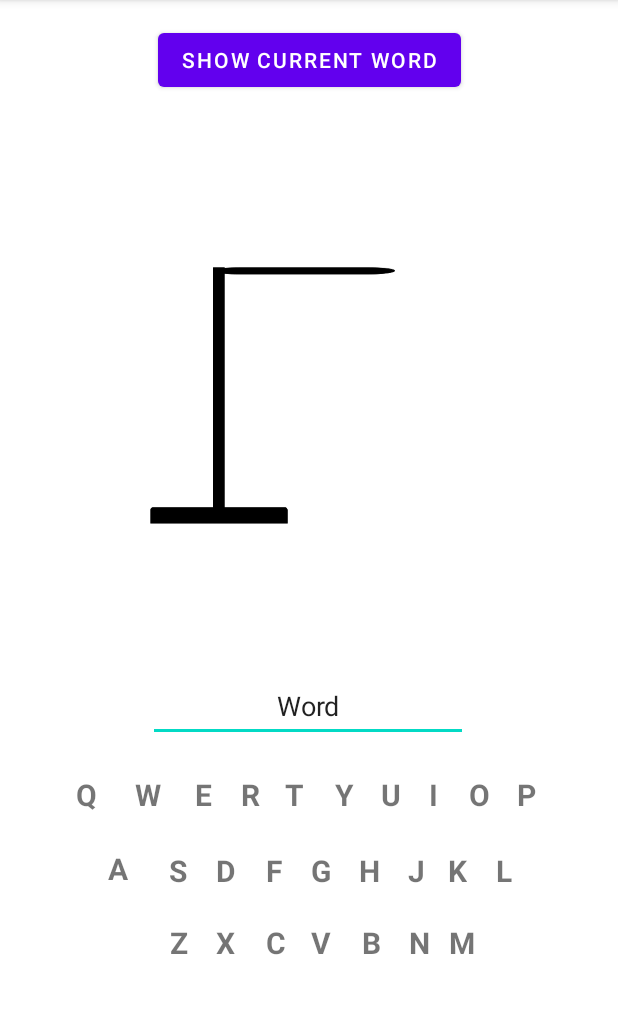
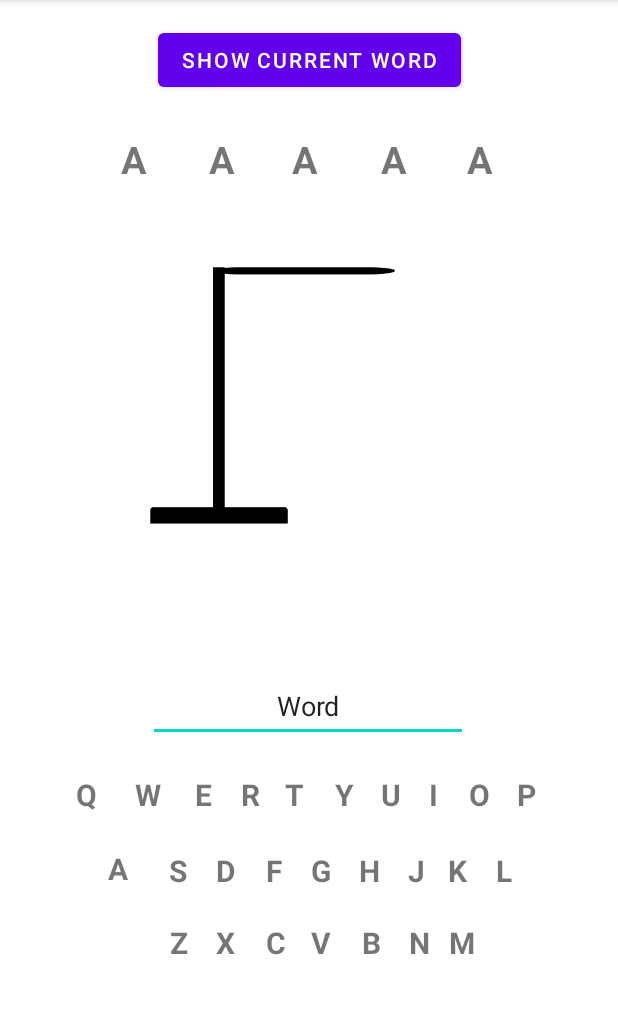
Before and after one commit to tahlly88/group3_mobile_app_dev, an Android app: the newGame screen opened directly, with no data from a screen before it, on a phone screen of 412 x 824 dp, the part 84-1098 px from its top. Run offline under Robolectric (Android 15) with nearby library versions, the phone set to English and light mode, and no system bars; 6 statements that could not run were skipped.

Commit message:
just relized didnt submit changes last night

```diff
--- a/app/src/main/res/layout/activity_new_game.xml
+++ b/app/src/main/res/layout/activity_new_game.xml
@@ -513,4 +513,78 @@
         app:layout_constraintTop_toTopOf="parent"
         app:layout_constraintVertical_bias="0.803" />
 
+    <TextView
+        android:id="@+id/ltr1"
+        android:layout_width="wrap_content"
+        android:layout_height="wrap_content"
+        android:text="A"
+        android:textSize="25sp"
+        android:textStyle="bold"
+        app:layout_constraintBottom_toBottomOf="parent"
+        app:layout_constraintEnd_toEndOf="parent"
+        app:layout_constraintHorizontal_bias="0.205"
+        app:layout_constraintStart_toStartOf="parent"
+        app:layout_constraintTop_toTopOf="parent"
+        app:layout_constraintVertical_bias="0.121" />
+
+    <TextView
+        android:id="@+id/ltr2"
+        android:layout_width="wrap_content"
+        android:layout_height="wrap_content"
+        android:layout_marginStart="55dp"
+        android:text="A"
+        android:textSize="25sp"
+        android:textStyle="bold"
+        app:layout_constraintBottom_toBottomOf="parent"
+        app:layout_constraintEnd_toEndOf="parent"
+        app:layout_constraintHorizontal_bias="0.248"
+        app:layout_constraintStart_toStartOf="parent"
+        app:layout_constraintTop_toTopOf="parent"
+        app:layout_constraintVertical_bias="0.121" />
+
+    <TextView
+        android:id="@+id/ltr3"
+        android:layout_width="wrap_content"
+        android:layout_height="wrap_content"
+        android:layout_marginStart="70dp"
+        android:text="A"
+        android:textSize="25sp"
+        android:textStyle="bold"
+        app:layout_constraintBottom_toBottomOf="parent"
+        app:layout_constraintEnd_toEndOf="parent"
+        app:layout_constraintHorizontal_bias="0.385"
+        app:layout_constraintStart_toStartOf="parent"
+        app:layout_constraintTop_toTopOf="parent"
+        app:layout_constraintVertical_bias="0.121" />
+
+    <TextView
+        android:id="@+id/ltr4"
+        android:layout_width="wrap_content"
+        android:layout_height="wrap_content"
+        android:layout_marginStart="90dp"
+        android:text="A"
+        android:textSize="25sp"
+        android:textStyle="bold"
+        app:layout_constraintBottom_toBottomOf="parent"
+        app:layout_constraintEnd_toEndOf="parent"
+        app:layout_constraintHorizontal_bias="0.538"
+        app:layout_constraintStart_toStartOf="parent"
+        app:layout_constraintTop_toTopOf="parent"
+        app:layout_constraintVertical_bias="0.121" />
+
+    <TextView
+        android:id="@+id/ltr5"
+        android:layout_width="wrap_content"
+        android:layout_height="wrap_content"
+        android:layout_marginStart="125dp"
+        android:text="A"
+        android:textSize="25sp"
+        android:textStyle="bold"
+        app:layout_constraintBottom_toBottomOf="parent"
+        app:layout_constraintEnd_toEndOf="parent"
+        app:layout_constraintHorizontal_bias="0.69"
+        app:layout_constraintStart_toStartOf="parent"
+        app:layout_constraintTop_toTopOf="parent"
+        app:layout_constraintVertical_bias="0.121" />
+
 </androidx.constraintlayout.widget.ConstraintLayout>
```
